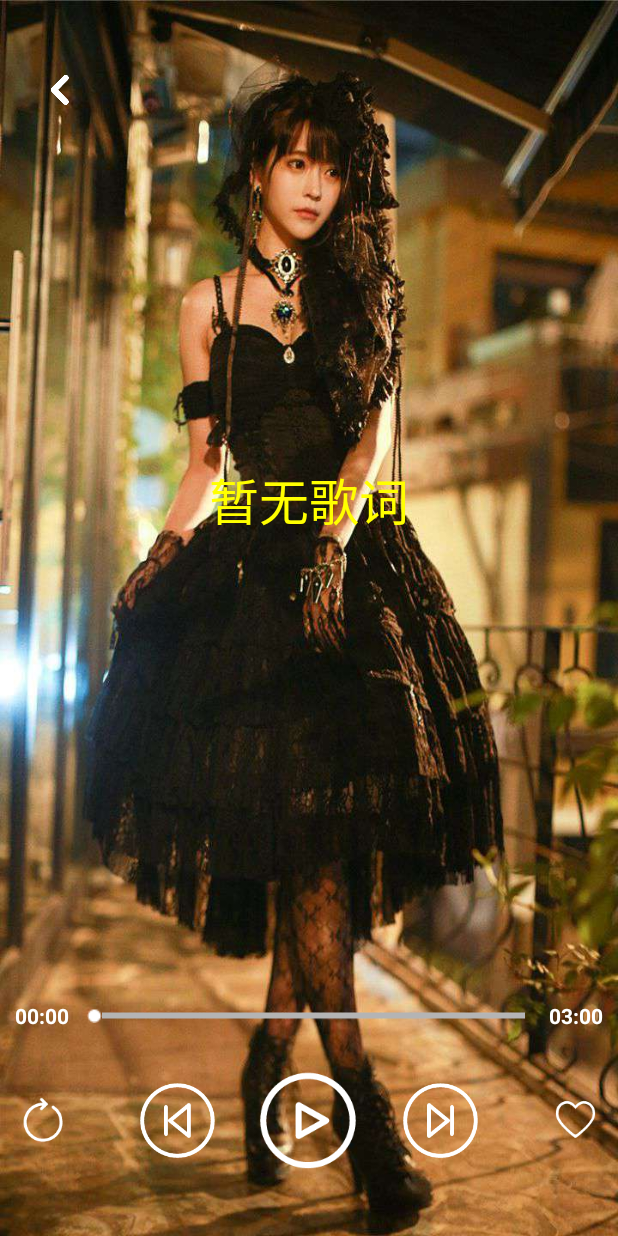
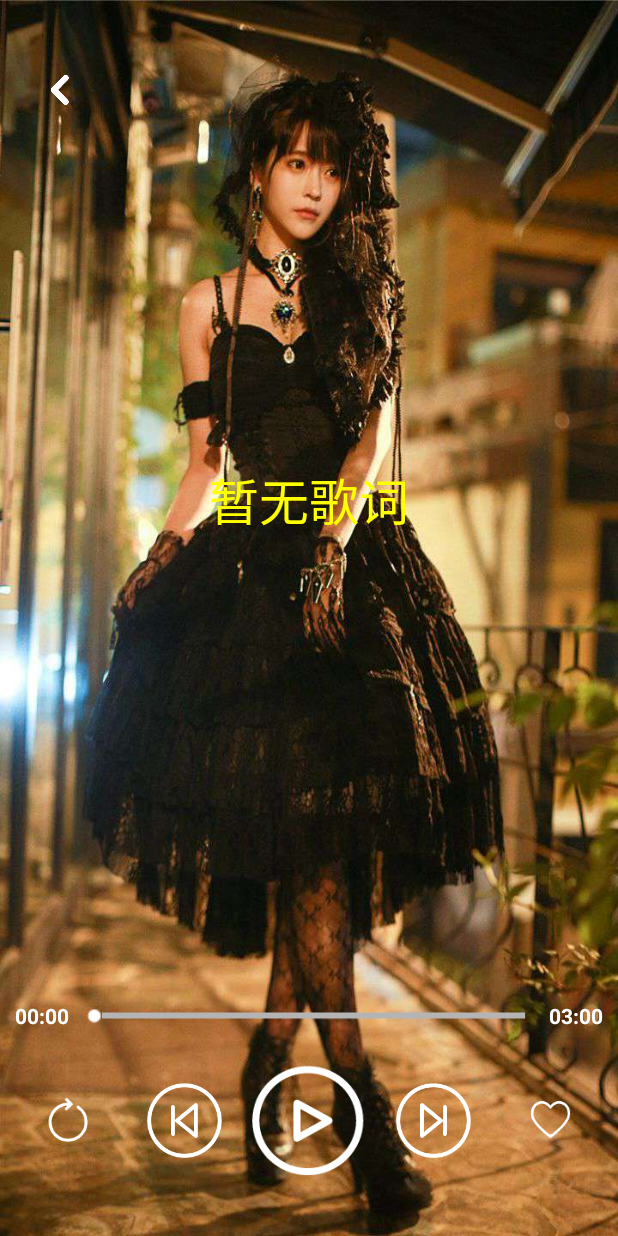
Before and after one commit to ld11620967/EtherealMuisc, an Android app: the layout activity_play.xml on its own in the app's theme, with its tools: preview values and no code run, on a phone screen of 412 x 824 dp. Run offline under Robolectric (Android 15) with nearby library versions, the phone set to English and light mode, and no system bars.

Commit message:
init wire control

```diff
--- a/app/build.gradle
+++ b/app/build.gradle
@@ -17,7 +17,7 @@ android {
 
     buildTypes {
         release {
-            minifyEnabled true
+            minifyEnabled false
             proguardFiles getDefaultProguardFile('proguard-android.txt'), 'proguard-rules.pro'
         }
     }
--- a/app/src/main/java/com/nilin/etherealmuisc/receiver/MusicBroadcastReceiver.kt
+++ b/app/src/main/java/com/nilin/etherealmuisc/receiver/MusicBroadcastReceiver.kt
@@ -3,8 +3,6 @@ package com.nilin.etherealmuisc.receiver
 import android.content.BroadcastReceiver
 import android.content.Context
 import android.content.Intent
-import android.widget.Toast
-import com.nilin.etherealmuisc.activity.MainActivity
 
 
 class MusicBroadcastReceiver : BroadcastReceiver() {
--- a/app/src/main/res/layout/activity_play.xml
+++ b/app/src/main/res/layout/activity_play.xml
@@ -1,5 +1,6 @@
 <?xml version="1.0" encoding="utf-8"?>
 <LinearLayout xmlns:android="http://schemas.android.com/apk/res/android"
+    xmlns:tools="http://schemas.android.com/tools"
     android:id="@+id/music_background"
     android:layout_width="match_parent"
     android:layout_height="match_parent"
@@ -47,7 +48,6 @@
         android:background="@android:color/transparent"
         android:orientation="vertical">
 
-
         <LinearLayout
             android:id="@+id/SeekBar"
             android:layout_width="match_parent"
@@ -88,7 +88,7 @@
                 android:textStyle="bold" />
         </LinearLayout>
 
-        <LinearLayout
+        <RelativeLayout
             android:id="@+id/ll_play_controller"
             android:layout_width="match_parent"
             android:layout_height="wrap_content"
@@ -101,31 +101,39 @@
                 android:id="@+id/ib_music_contorl"
                 android:layout_width="30dp"
                 android:layout_height="30dp"
+                android:layout_alignParentStart="true"
+                android:layout_centerVertical="true"
+                android:layout_marginStart="30dp"
                 android:background="@drawable/button_loop"
                 android:scaleType="centerInside" />
 
             <ImageButton
                 android:id="@+id/ib_play_previous"
                 android:layout_width="50dp"
-                android:layout_height="wrap_content"
-                android:layout_marginStart="50dp"
+                android:layout_height="match_parent"
+                android:layout_alignParentTop="true"
+                android:layout_toStartOf="@+id/ib_play_contorl"
+                android:layout_marginRight="20dp"
                 android:background="@android:color/transparent"
                 android:scaleType="centerInside"
                 android:src="@drawable/previous_song" />
 
             <ImageButton
                 android:id="@+id/ib_play_contorl"
-                android:layout_width="65dp"
-                android:layout_height="65dp"
-                android:layout_marginLeft="30dp"
-                android:layout_marginRight="30dp"
+                android:layout_width="76dp"
+                android:layout_height="wrap_content"
+                android:layout_alignParentTop="true"
+                android:layout_centerHorizontal="true"
+                android:layout_centerInParent="true"
                 android:background="@drawable/play_btn_play_pause_selector" />
 
             <ImageButton
                 android:id="@+id/ib_play_next"
                 android:layout_width="50dp"
                 android:layout_height="wrap_content"
-                android:layout_marginEnd="50dp"
+                android:layout_alignParentTop="true"
+                android:layout_toEndOf="@+id/ib_play_contorl"
+                android:layout_marginLeft="20dp"
                 android:background="@android:color/transparent"
                 android:scaleType="centerInside"
                 android:src="@drawable/next_song" />
@@ -134,9 +142,12 @@
                 android:id="@+id/ib_my_favorite"
                 android:layout_width="30dp"
                 android:layout_height="30dp"
+                android:layout_alignParentEnd="true"
+                android:layout_centerVertical="true"
+                android:layout_marginEnd="30dp"
                 android:background="@drawable/btn_my_favorite_selector"
                 android:scaleType="centerInside" />
-        </LinearLayout>
+        </RelativeLayout>
 
     </LinearLayout>
 
```
Also changed, not shown: app/src/main/AndroidManifest.xml (+8 -1 lines), app/src/main/java/com/nilin/etherealmuisc/activity/PlayActivity.kt (+33 -2 lines), app/src/main/java/com/nilin/etherealmuisc/receiver/HeadsetButtonReceiver.kt (added, +107 -0 lines), app/src/main/java/com/nilin/etherealmuisc/service/PlayService.kt (+4 -3 lines).
